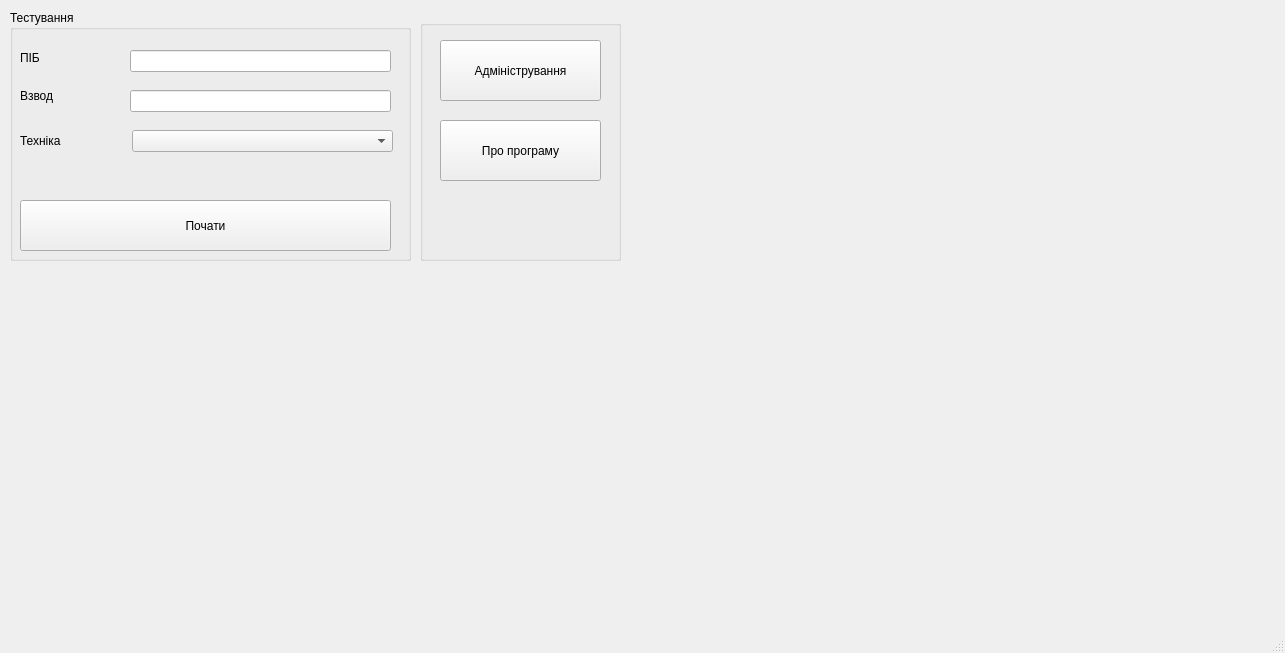
Qt form view/mainwindow.ui (Win9XCHI/Fastening_test) before a commit.
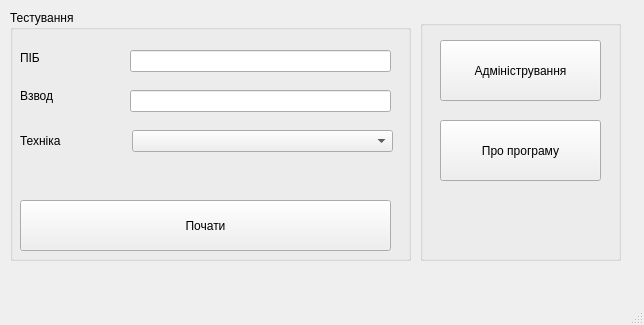
The same form after that commit.

Diff of the .ui file:
```diff
--- a/view/mainwindow.ui
+++ b/view/mainwindow.ui
@@ -6,8 +6,8 @@
    <rect>
     <x>0</x>
     <y>0</y>
-    <width>1285</width>
-    <height>653</height>
+    <width>644</width>
+    <height>325</height>
    </rect>
   </property>
   <property name="windowTitle">
```
Left out of the diff: 2 changed lines with no effect on the pictures.
